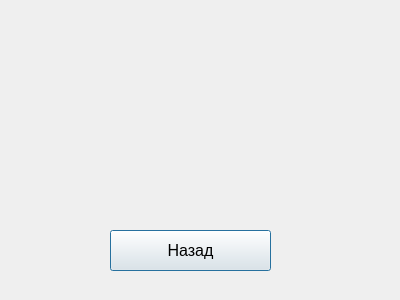
The window that base.ui (BatyrshinBPO-16-01/Lab1Interface) describes before a commit, drawn with Qt 5.
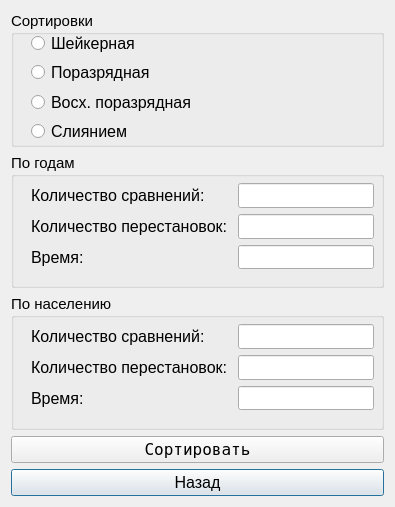
The same window after the commit.

What changed in the file:
```diff
--- a/base.ui
+++ b/base.ui
@@ -6,34 +6,265 @@
    <rect>
     <x>0</x>
     <y>0</y>
-    <width>400</width>
-    <height>300</height>
+    <width>395</width>
+    <height>507</height>
    </rect>
   </property>
   <property name="windowTitle">
    <string>Dialog</string>
   </property>
-  <widget class="QPushButton" name="Prev">
-   <property name="geometry">
-    <rect>
-     <x>110</x>
-     <y>230</y>
-     <width>161</width>
-     <height>41</height>
-    </rect>
-   </property>
-   <property name="font">
-    <font>
-     <pointsize>12</pointsize>
-    </font>
-   </property>
-   <property name="cursor">
-    <cursorShape>PointingHandCursor</cursorShape>
-   </property>
-   <property name="text">
-    <string>Назад</string>
-   </property>
-  </widget>
+  <layout class="QGridLayout" name="gridLayout_3">
+   <item row="0" column="0">
+    <widget class="QGroupBox" name="Sorts">
+     <property name="font">
+      <font>
+       <pointsize>11</pointsize>
+      </font>
+     </property>
+     <property name="title">
+      <string>Сортировки</string>
+     </property>
+     <widget class="QWidget" name="layoutWidget_2">
+      <property name="geometry">
+       <rect>
+        <x>20</x>
+        <y>20</y>
+        <width>161</width>
+        <height>112</height>
+       </rect>
+      </property>
+      <layout class="QVBoxLayout" name="verticalLayout_4">
+       <item>
+        <widget class="QRadioButton" name="ShakerSort_2">
+         <property name="font">
+          <font>
+           <pointsize>12</pointsize>
+          </font>
+         </property>
+         <property name="cursor">
+          <cursorShape>PointingHandCursor</cursorShape>
+         </property>
+         <property name="text">
+          <string>Шейкерная</string>
+         </property>
+        </widget>
+       </item>
+       <item>
+        <widget class="QRadioButton" name="RadixSort_2">
+         <property name="font">
+          <font>
+           <pointsize>12</pointsize>
+          </font>
+         </property>
+         <property name="cursor">
+          <cursorShape>PointingHandCursor</cursorShape>
+         </property>
+         <property name="text">
+          <string>Поразрядная</string>
+         </property>
+        </widget>
+       </item>
+       <item>
+        <widget class="QRadioButton" name="LSDRadixSort_2">
+         <property name="font">
+          <font>
+           <pointsize>12</pointsize>
+          </font>
+         </property>
+         <property name="cursor">
+          <cursorShape>PointingHandCursor</cursorShape>
+         </property>
+         <property name="text">
+          <string>Восх. поразрядная</string>
+         </property>
+        </widget>
+       </item>
+       <item>
+        <widget class="QRadioButton" name="MergeSort_2">
+         <property name="font">
+          <font>
+           <pointsize>12</pointsize>
+          </font>
+         </property>
+         <property name="cursor">
+          <cursorShape>PointingHandCursor</cursorShape>
+         </property>
+         <property name="text">
+          <string>Слиянием</string>
+         </property>
+        </widget>
+       </item>
+      </layout>
+     </widget>
+    </widget>
+   </item>
+   <item row="3" column="0">
+    <widget class="QGroupBox" name="groupBox_2">
+     <property name="font">
+      <font>
+       <pointsize>11</pointsize>
+      </font>
+     </property>
+     <property name="title">
+      <string>По населению</string>
+     </property>
+     <widget class="QWidget" name="layoutWidget_4">
+      <property name="geometry">
+       <rect>
+        <x>20</x>
+        <y>30</y>
+        <width>343</width>
+        <height>86</height>
+       </rect>
+      </property>
+      <layout class="QGridLayout" name="gridLayout_2">
+       <item row="0" column="0" colspan="2">
+        <widget class="QLabel" name="label_5">
+         <property name="font">
+          <font>
+           <pointsize>12</pointsize>
+          </font>
+         </property>
+         <property name="text">
+          <string>Количество сравнений: </string>
+         </property>
+        </widget>
+       </item>
+       <item row="1" column="0" colspan="3">
+        <widget class="QLabel" name="label_6">
+         <property name="font">
+          <font>
+           <pointsize>12</pointsize>
+          </font>
+         </property>
+         <property name="text">
+          <string>Количество перестановок: </string>
+         </property>
+        </widget>
+       </item>
+       <item row="1" column="3">
+        <widget class="QLineEdit" name="Perestan_2"/>
+       </item>
+       <item row="2" column="0">
+        <widget class="QLabel" name="label_7">
+         <property name="font">
+          <font>
+           <pointsize>12</pointsize>
+          </font>
+         </property>
+         <property name="text">
+          <string>Время:</string>
+         </property>
+        </widget>
+       </item>
+       <item row="2" column="3">
+        <widget class="QLineEdit" name="Time_2"/>
+       </item>
+       <item row="0" column="3">
+        <widget class="QLineEdit" name="Sravn_2"/>
+       </item>
+      </layout>
+     </widget>
+    </widget>
+   </item>
+   <item row="5" column="0">
+    <widget class="QPushButton" name="Prev">
+     <property name="font">
+      <font>
+       <pointsize>12</pointsize>
+      </font>
+     </property>
+     <property name="cursor">
+      <cursorShape>PointingHandCursor</cursorShape>
+     </property>
+     <property name="text">
+      <string>Назад</string>
+     </property>
+    </widget>
+   </item>
+   <item row="4" column="0">
+    <widget class="QPushButton" name="Run">
+     <property name="font">
+      <font>
+       <family>Fixedsys</family>
+       <pointsize>12</pointsize>
+      </font>
+     </property>
+     <property name="text">
+      <string>Сортировать</string>
+     </property>
+    </widget>
+   </item>
+   <item row="2" column="0">
+    <widget class="QGroupBox" name="groupBox">
+     <property name="font">
+      <font>
+       <pointsize>11</pointsize>
+      </font>
+     </property>
+     <property name="title">
+      <string>По годам</string>
+     </property>
+     <widget class="QWidget" name="layoutWidget_5">
+      <property name="geometry">
+       <rect>
+        <x>20</x>
+        <y>30</y>
+        <width>343</width>
+        <height>86</height>
+       </rect>
+      </property>
+      <layout class="QGridLayout" name="gridLayout_4">
+       <item row="0" column="0" colspan="2">
+        <widget class="QLabel" name="label_8">
+         <property name="font">
+          <font>
+           <pointsize>12</pointsize>
+          </font>
+         </property>
+         <property name="text">
+          <string>Количество сравнений: </string>
+         </property>
+        </widget>
+       </item>
+       <item row="1" column="0" colspan="3">
+        <widget class="QLabel" name="label_9">
+         <property name="font">
+          <font>
+           <pointsize>12</pointsize>
+          </font>
+         </property>
+         <property name="text">
+          <string>Количество перестановок: </string>
+         </property>
+        </widget>
+       </item>
+       <item row="1" column="3">
+        <widget class="QLineEdit" name="Perestan_3"/>
+       </item>
+       <item row="2" column="0">
+        <widget class="QLabel" name="label_10">
+         <property name="font">
+          <font>
+           <pointsize>12</pointsize>
+          </font>
+         </property>
+         <property name="text">
+          <string>Время:</string>
+         </property>
+        </widget>
+       </item>
+       <item row="2" column="3">
+        <widget class="QLineEdit" name="Time_3"/>
+       </item>
+       <item row="0" column="3">
+        <widget class="QLineEdit" name="Sravn_3"/>
+       </item>
+      </layout>
+     </widget>
+    </widget>
+   </item>
+  </layout>
  </widget>
  <resources/>
  <connections/>
```
